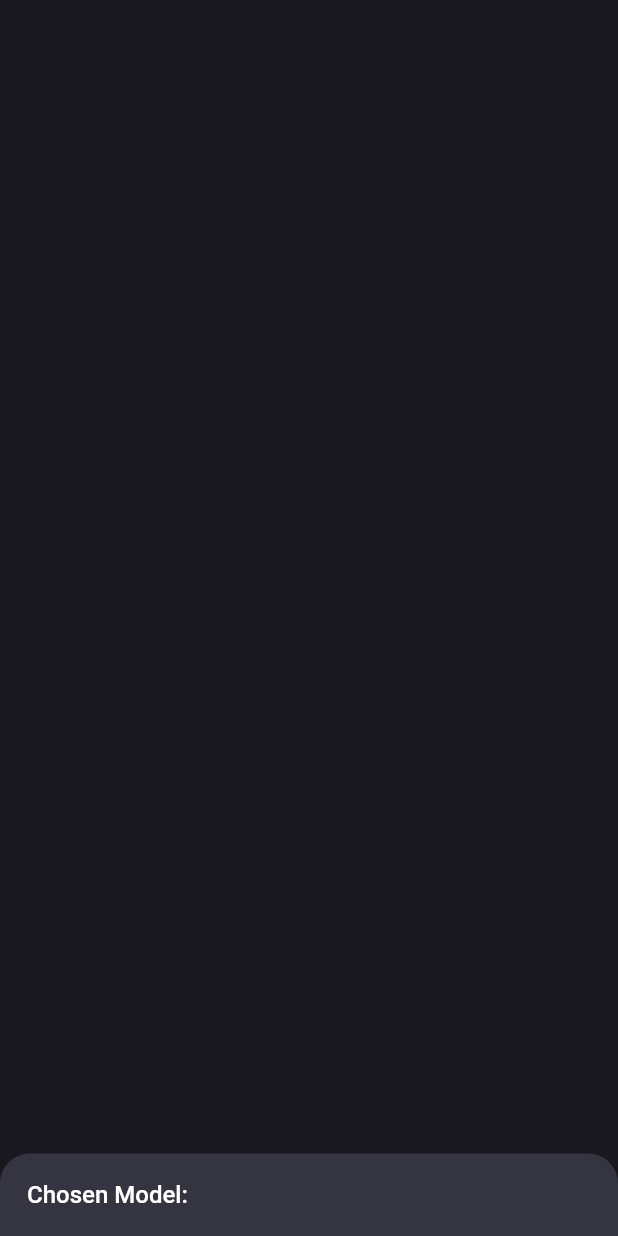
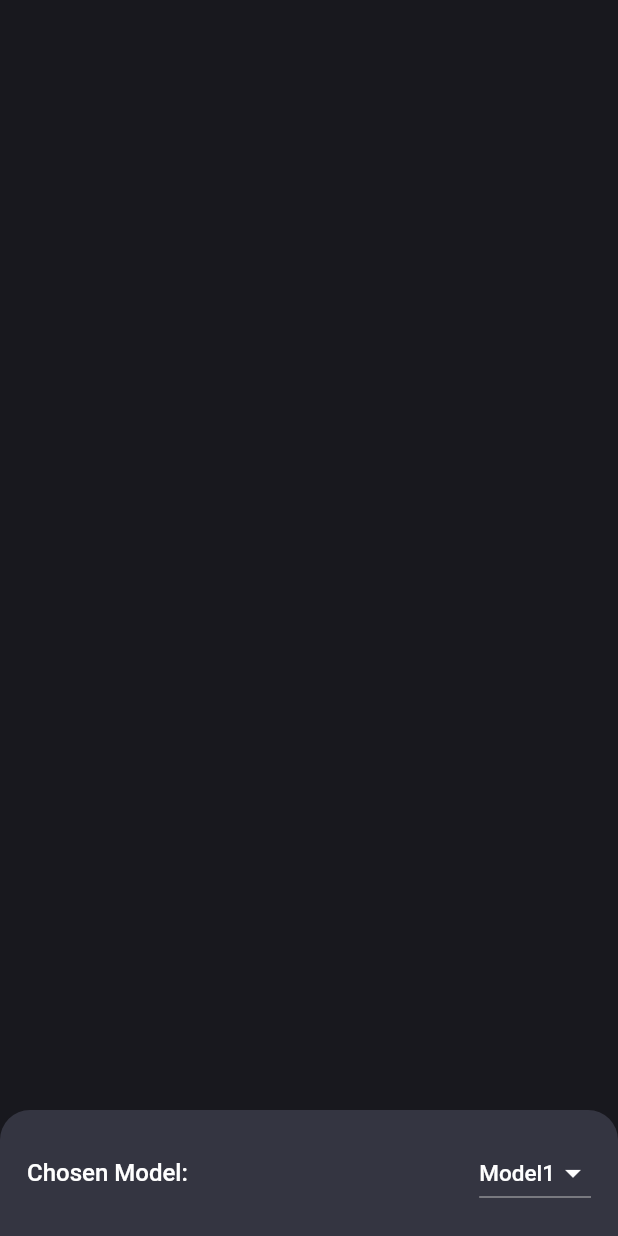
Before and after one commit to kursat-ozturk/chat_gpt_flutter, a Flutter app: what showModalSheet() shows on an empty page, opened directly, on a phone screen of 412 x 824 dp. Run offline on Flutter 3.47's test engine with Material 2 defaults, Android fonts, the phone set to English and light mode, and no system bars; our stand-ins replace flutter_spinkit.

Commit message:
created the dropdown button

```diff
--- a/lib/constants/constants.dart
+++ b/lib/constants/constants.dart
@@ -1,7 +1,32 @@
+import 'package:chat_gpt_flutter/widgets/text_widget.dart';
 import 'package:flutter/material.dart';
 
 Color scaffoldBackgroundColor = const Color(0xff343541);
 Color cardColor = const Color(0xff444654);
+
+List<String> models = [
+  'Model1',
+  'Model2',
+  'Model3',
+  'Model4',
+  'Model5',
+  'Model6',
+];
+
+List<DropdownMenuItem<String>>? get getModelsItem {
+  List<DropdownMenuItem<String>>? modelsItems =
+      List<DropdownMenuItem<String>>.generate(
+    models.length,
+    (index) => DropdownMenuItem(
+      value: models[index],
+      child: TextWidget(
+        label: models[index],
+        fontSize: 15,
+      ),
+    ),
+  );
+  return modelsItems;
+}
 
 final chatMessages = [
   {
--- a/lib/services/services.dart
+++ b/lib/services/services.dart
@@ -1,4 +1,5 @@
 import 'package:chat_gpt_flutter/constants/constants.dart';
+import 'package:chat_gpt_flutter/widgets/drop_down.dart';
 import 'package:chat_gpt_flutter/widgets/text_widget.dart';
 import 'package:flutter/material.dart';
 
@@ -16,12 +17,17 @@ class Services {
         return const Padding(
           padding: EdgeInsets.all(18.0),
           child: Row(
+            mainAxisAlignment: MainAxisAlignment.spaceBetween,
             children: [
               Flexible(
                 child: TextWidget(
                   label: 'Chosen Model:',
                   fontSize: 16,
                 ),
+              ),
+              Flexible(
+                flex: 2,
+                child: ModelsDropDownWidget(),
               ),
             ],
           ),
--- /dev/null
+++ b/lib/widgets/drop_down.dart
@@ -0,0 +1,28 @@
+import 'package:chat_gpt_flutter/constants/constants.dart';
+import 'package:flutter/material.dart';
+
+class ModelsDropDownWidget extends StatefulWidget {
+  const ModelsDropDownWidget({super.key});
+
+  @override
+  State<ModelsDropDownWidget> createState() => _ModelsDropDownWidgetState();
+}
+
+class _ModelsDropDownWidgetState extends State<ModelsDropDownWidget> {
+  String currentModels = 'Model1';
+
+  @override
+  Widget build(BuildContext context) {
+    return DropdownButton(
+      dropdownColor: scaffoldBackgroundColor,
+      iconEnabledColor: Colors.white,
+      items: getModelsItem,
+      value: currentModels,
+      onChanged: (value) {
+        setState(() {
+          currentModels = value.toString();
+        });
+      },
+    );
+  }
+}
```
Lines whose indentation alone changed are shown as unchanged.
